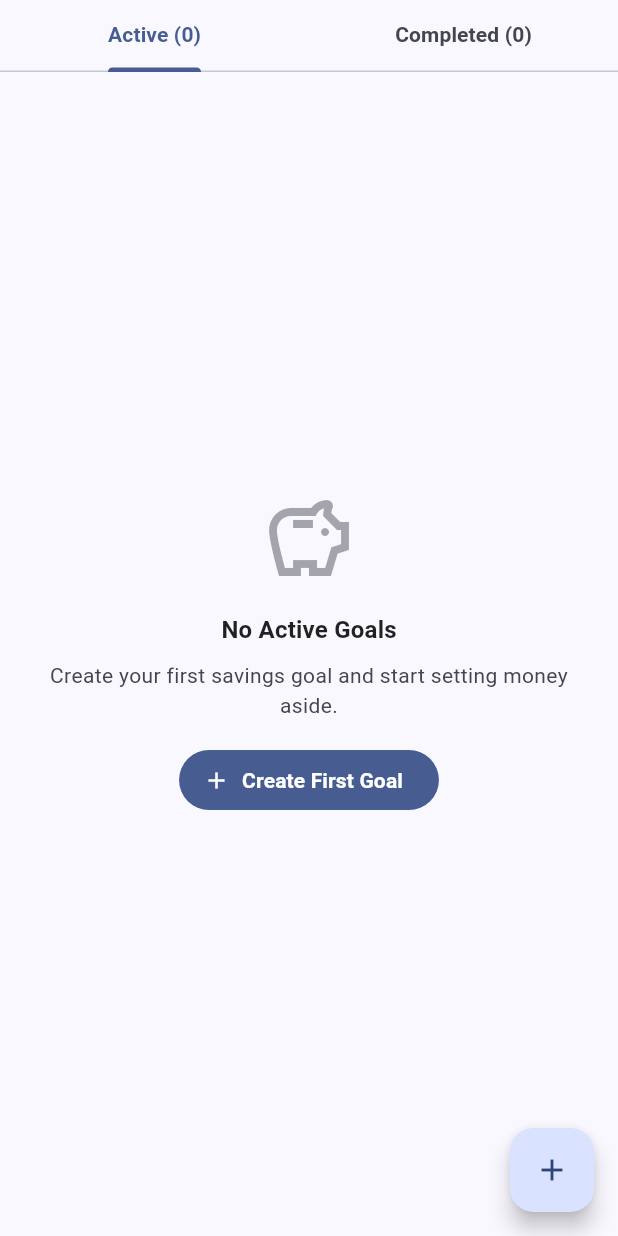
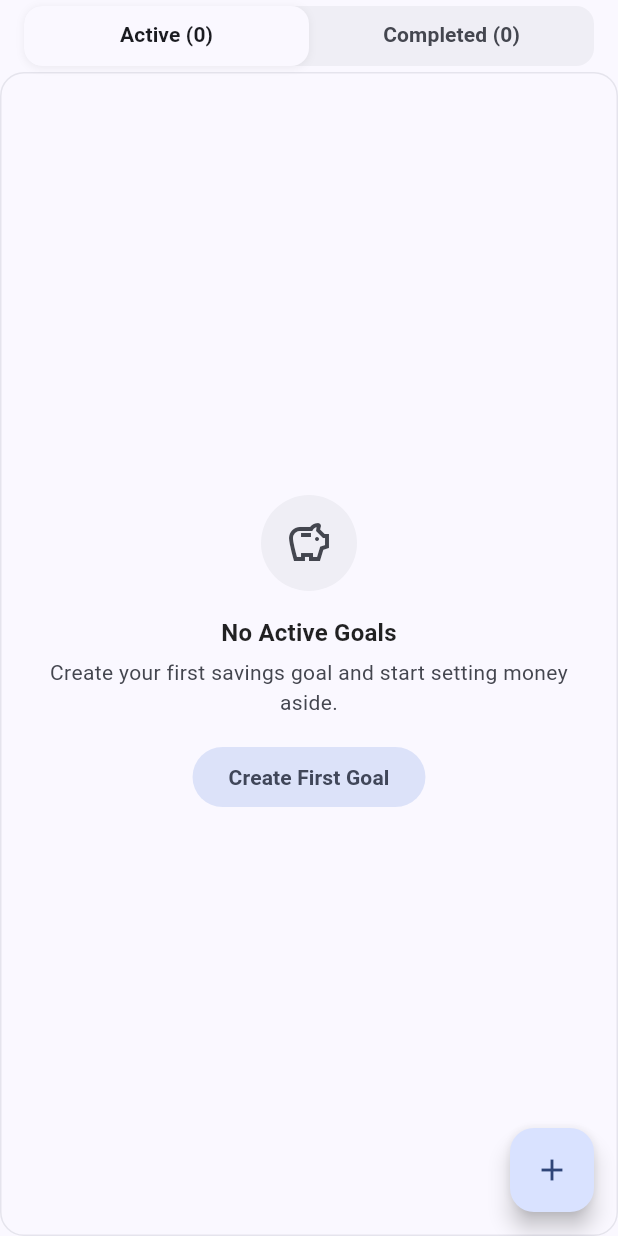
Before and after one commit to Jewzzz/my_budget_tracker, a Flutter app: the SavingsGoalsPage screen opened directly, on a phone screen of 412 x 824 dp. Run offline on Flutter 3.47's test engine with Material 3 defaults, Android fonts, the phone set to English and light mode, and no system bars; our stand-ins replace drift, equatable, file_picker, fl_chart, flutter_bloc, flutter_secure_storage and 2 more; accounts and stored records are empty; generated files the repository leaves out were written again.

Commit message:
feat: implement ticket 04 budget management and savings goals experience

```diff
--- a/lib/features/savings_goals/presentation/pages/savings_goals_page.dart
+++ b/lib/features/savings_goals/presentation/pages/savings_goals_page.dart
@@ -1,6 +1,11 @@
 import 'package:flutter/material.dart';
 import 'package:flutter_bloc/flutter_bloc.dart';
+import '../../../../core/presentation/components/app_card.dart';
+import '../../../../core/presentation/components/app_empty_state.dart';
+import '../../../../core/presentation/components/money_text.dart';
 import '../../../../core/theme/app_colors.dart';
+import '../../../../core/theme/app_radius.dart';
+import '../../../../core/theme/app_spacing.dart';
 import '../../../../core/value_objects/money.dart';
 import '../../../accounts/presentation/cubit/accounts_cubit.dart';
 import '../../domain/entities/savings_goal.dart';
@@ -64,28 +69,24 @@ class SavingsGoalsPage extends StatelessWidget {
   Widget _buildSummaryBanner(BuildContext context, List<SavingsGoal> activeGoals) {
     final theme = Theme.of(context);
 
-    int totalSavedMinor = 0;
-    int totalTargetMinor = 0;
+    var totalSaved = Money.zero;
+    var totalTarget = Money.zero;
 
     for (final g in activeGoals) {
-      totalSavedMinor += g.savedAmount.minorUnits;
-      totalTargetMinor += g.targetAmount.minorUnits;
+      totalSaved += g.savedAmount;
+      totalTarget += g.targetAmount;
     }
 
-    final totalSaved = Money(totalSavedMinor);
-    final totalTarget = Money(totalTargetMinor);
-    final remainingMinor = (totalTargetMinor - totalSavedMinor).clamp(0, totalTargetMinor);
-    final remaining = Money(remainingMinor);
-    final progress = totalTargetMinor > 0 ? (totalSavedMinor / totalTargetMinor).clamp(0.0, 1.0) : 0.0;
+    final remaining = (totalTarget - totalSaved).isNegative
+        ? Money.zero
+        : totalTarget - totalSaved;
+    final progress = totalTarget.isPositive
+        ? (totalSaved.minorUnits / totalTarget.minorUnits).clamp(0.0, 1.0)
+        : 0.0;
 
-    return Card(
-      elevation: 0,
-      shape: RoundedRectangleBorder(
-        borderRadius: BorderRadius.circular(16),
-        side: BorderSide(color: theme.colorScheme.outlineVariant.withAlpha(120)),
-      ),
-      child: Padding(
-        padding: const EdgeInsets.all(16),
+    return AppCard(
+      padding: const EdgeInsets.all(AppSpacing.md),
+      color: theme.colorScheme.surfaceContainerHighest.withAlpha(70),
       child: Column(
         children: [
           Row(
@@ -101,11 +102,11 @@ class SavingsGoalsPage extends StatelessWidget {
                     ),
                   ),
                   const SizedBox(height: 2),
-                    Text(
-                      totalSaved.format(),
+                  MoneyText(
+                    amount: totalSaved,
+                    color: AppColors.income,
                     style: theme.textTheme.titleMedium?.copyWith(
                       fontWeight: FontWeight.bold,
-                        color: AppColors.income,
                     ),
                   ),
                 ],
@@ -120,8 +121,8 @@ class SavingsGoalsPage extends StatelessWidget {
                     ),
                   ),
                   const SizedBox(height: 2),
-                    Text(
-                      totalTarget.format(),
+                  MoneyText(
+                    amount: totalTarget,
                     style: theme.textTheme.titleMedium?.copyWith(
                       fontWeight: FontWeight.bold,
                     ),
@@ -138,18 +139,18 @@ class SavingsGoalsPage extends StatelessWidget {
                     ),
                   ),
                   const SizedBox(height: 2),
-                    Text(
-                      remaining.format(),
+                  MoneyText(
+                    amount: remaining,
+                    color: theme.colorScheme.onSurfaceVariant,
                     style: theme.textTheme.titleMedium?.copyWith(
                       fontWeight: FontWeight.bold,
-                        color: theme.colorScheme.onSurfaceVariant,
                     ),
                   ),
                 ],
               ),
             ],
           ),
-            const SizedBox(height: 12),
+          const SizedBox(height: AppSpacing.md),
           ClipRRect(
             borderRadius: BorderRadius.circular(4),
             child: LinearProgressIndicator(
@@ -171,7 +172,6 @@ class SavingsGoalsPage extends StatelessWidget {
             ),
           ),
         ],
-        ),
       ),
     );
   }
@@ -196,17 +196,41 @@ class SavingsGoalsPage extends StatelessWidget {
           return const Center(child: CircularProgressIndicator());
         }
 
-        final activeGoals = state is SavingsGoalsLoaded ? state.activeGoals : <SavingsGoal>[];
-        final completedGoals = state is SavingsGoalsLoaded ? state.completedGoals : <SavingsGoal>[];
+        final activeGoals =
+            state is SavingsGoalsLoaded ? state.activeGoals : <SavingsGoal>[];
+        final completedGoals =
+            state is SavingsGoalsLoaded ? state.completedGoals : <SavingsGoal>[];
 
         return DefaultTabController(
           length: 2,
           child: Scaffold(
             appBar: PreferredSize(
-              preferredSize: const Size.fromHeight(kToolbarHeight),
+              preferredSize: const Size.fromHeight(48),
+              child: Padding(
+                padding: const EdgeInsets.symmetric(horizontal: AppSpacing.lg, vertical: 4),
                 child: Container(
-                color: theme.scaffoldBackgroundColor,
+                  height: 40,
+                  decoration: BoxDecoration(
+                    color: theme.colorScheme.surfaceContainerHighest.withAlpha(120),
+                    borderRadius: AppRadius.mdBorder,
+                  ),
                   child: TabBar(
+                    dividerColor: Colors.transparent,
+                    indicatorSize: TabBarIndicatorSize.tab,
+                    indicator: BoxDecoration(
+                      color: theme.colorScheme.surface,
+                      borderRadius: AppRadius.mdBorder,
+                      boxShadow: [
+                        BoxShadow(
+                          color: Colors.black.withAlpha(15),
+                          blurRadius: 4,
+                          offset: const Offset(0, 1),
+                        ),
+                      ],
+                    ),
+                    labelColor: theme.colorScheme.onSurface,
+                    unselectedLabelColor: theme.colorScheme.onSurfaceVariant,
+                    labelStyle: const TextStyle(fontWeight: FontWeight.w600),
                     tabs: [
                       Tab(text: 'Active (${activeGoals.length})'),
                       Tab(text: 'Completed (${completedGoals.length})'),
@@ -214,58 +238,38 @@ class SavingsGoalsPage extends StatelessWidget {
                   ),
                 ),
               ),
+            ),
             body: TabBarView(
               children: [
                 // Active Goals Tab
                 activeGoals.isEmpty
-                    ? Center(
-                        child: Padding(
-                          padding: const EdgeInsets.all(32),
-                          child: Column(
-                            mainAxisAlignment: MainAxisAlignment.center,
-                            children: [
-                              Icon(
-                                Icons.savings_outlined,
-                                size: 64,
-                                color: theme.colorScheme.onSurfaceVariant.withAlpha(120),
-                              ),
-                              const SizedBox(height: 16),
-                              Text(
-                                'No Active Goals',
-                                style: theme.textTheme.titleMedium?.copyWith(
-                                  fontWeight: FontWeight.w600,
-                                ),
-                              ),
-                              const SizedBox(height: 8),
-                              Text(
+                    ? AppEmptyState(
+                        icon: Icons.savings_outlined,
+                        title: 'No Active Goals',
+                        message:
                             'Create your first savings goal and start setting money aside.',
-                                textAlign: TextAlign.center,
-                                style: theme.textTheme.bodyMedium?.copyWith(
-                                  color: theme.colorScheme.onSurfaceVariant,
-                                ),
-                              ),
-                              const SizedBox(height: 16),
-                              FilledButton.icon(
-                                onPressed: () => _openCreateGoal(context),
-                                icon: const Icon(Icons.add),
-                                label: const Text('Create First Goal'),
-                              ),
-                            ],
-                          ),
-                        ),
+                        actionLabel: 'Create First Goal',
+                        onAction: () => _openCreateGoal(context),
                       )
                     : ListView(
-                        padding: const EdgeInsets.symmetric(horizontal: 16, vertical: 12),
+                        padding: const EdgeInsets.symmetric(
+                          horizontal: AppSpacing.lg,
+                          vertical: AppSpacing.md,
+                        ),
                         children: [
                           _buildSummaryBanner(context, activeGoals),
-                          const SizedBox(height: 16),
+                          const SizedBox(height: AppSpacing.md),
                           ...activeGoals.map(
                             (goal) => Padding(
-                              padding: const EdgeInsets.only(bottom: 12),
+                              padding: const EdgeInsets.only(bottom: AppSpacing.md),
                               child: GoalCard(
                                 goal: goal,
-                                onDeposit: () => _openDepositWithdraw(context, goal, isDeposit: true),
-                                onWithdraw: () => _openDepositWithdraw(context, goal, isDeposit: false),
+                                onDeposit: () =>
+                                    _openDepositWithdraw(context, goal, isDeposit: true),
+                                onWithdraw: () =>
+                                    _openDepositWithdraw(context, goal, isDeposit: false),
+                                onArchive: () =>
+                                    context.read<SavingsGoalsCubit>().markCompleted(goal.id, true),
                                 onTap: () => _openGoalDetails(context, goal),
                               ),
                             ),
@@ -275,47 +279,28 @@ class SavingsGoalsPage extends StatelessWidget {
 
                 // Completed Goals Tab
                 completedGoals.isEmpty
-                    ? Center(
-                        child: Padding(
-                          padding: const EdgeInsets.all(32),
-                          child: Column(
-                            mainAxisAlignment: MainAxisAlignment.center,
-                            children: [
-                              Icon(
-                                Icons.check_circle_outline,
-                                size: 64,
-                                color: theme.colorScheme.onSurfaceVariant.withAlpha(120),
-                              ),
-                              const SizedBox(height: 16),
-                              Text(
-                                'No Completed Goals',
-                                style: theme.textTheme.titleMedium?.copyWith(
-                                  fontWeight: FontWeight.w600,
-                                ),
-                              ),
-                              const SizedBox(height: 8),
-                              Text(
+                    ? const AppEmptyState(
+                        icon: Icons.check_circle_outline,
+                        title: 'No Completed Goals',
+                        message:
                             'Keep saving! Goals you mark completed will appear here.',
-                                textAlign: TextAlign.center,
-                                style: theme.textTheme.bodyMedium?.copyWith(
-                                  color: theme.colorScheme.onSurfaceVariant,
-                                ),
-                              ),
-                            ],
-                          ),
-                        ),
                       )
                     : ListView.builder(
-                        padding: const EdgeInsets.symmetric(horizontal: 16, vertical: 12),
+                        padding: const EdgeInsets.symmetric(
+                          horizontal: AppSpacing.lg,
+                          vertical: AppSpacing.md,
+                        ),
                         itemCount: completedGoals.length,
                         itemBuilder: (context, index) {
                           final goal = completedGoals[index];
                           return Padding(
-                            padding: const EdgeInsets.only(bottom: 12),
+                            padding: const EdgeInsets.only(bottom: AppSpacing.md),
                             child: GoalCard(
                               goal: goal,
-                              onDeposit: () => _openDepositWithdraw(context, goal, isDeposit: true),
-                              onWithdraw: () => _openDepositWithdraw(context, goal, isDeposit: false),
+                              onDeposit: () =>
+                                  _openDepositWithdraw(context, goal, isDeposit: true),
+                              onWithdraw: () =>
+                                  _openDepositWithdraw(context, goal, isDeposit: false),
                               onTap: () => _openGoalDetails(context, goal),
                             ),
                           );
```
Also changed, not shown: lib/features/budgets/presentation/pages/budgets_page.dart (+38 -47 lines), lib/features/budgets/presentation/widgets/budget_overview_banner.dart (+52 -17 lines), lib/features/budgets/presentation/widgets/category_budget_card.dart (+37 -74 lines), lib/features/savings_goals/presentation/widgets/goal_card.dart (+33 -62 lines). Lines whose indentation alone changed are shown as unchanged.
